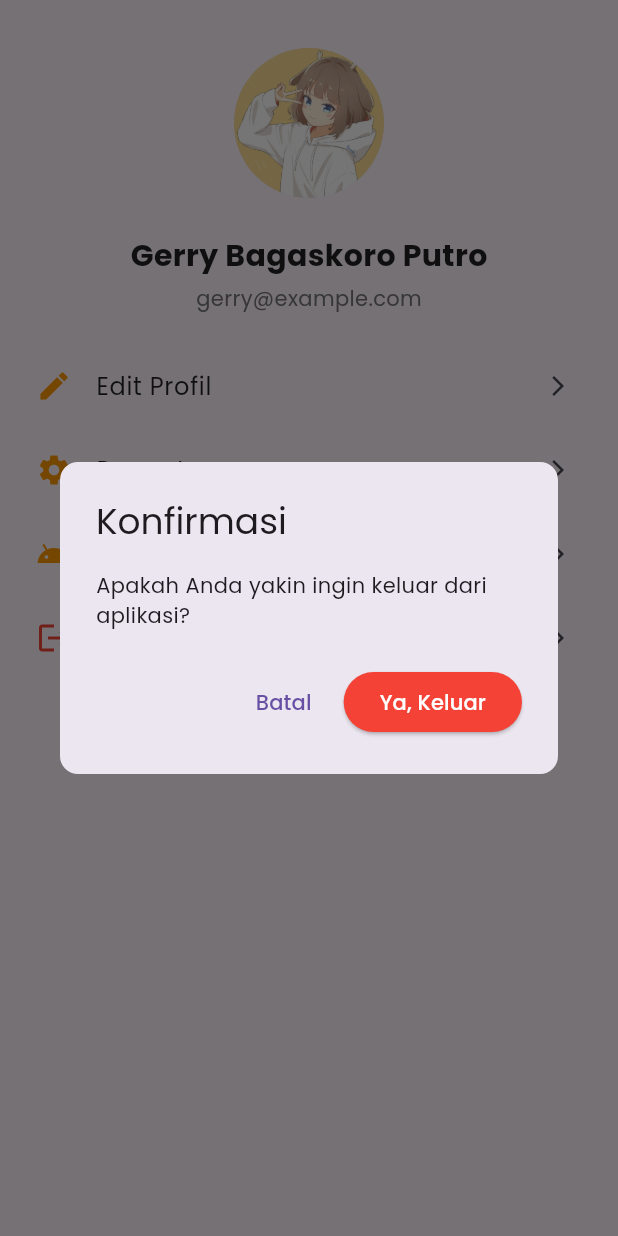
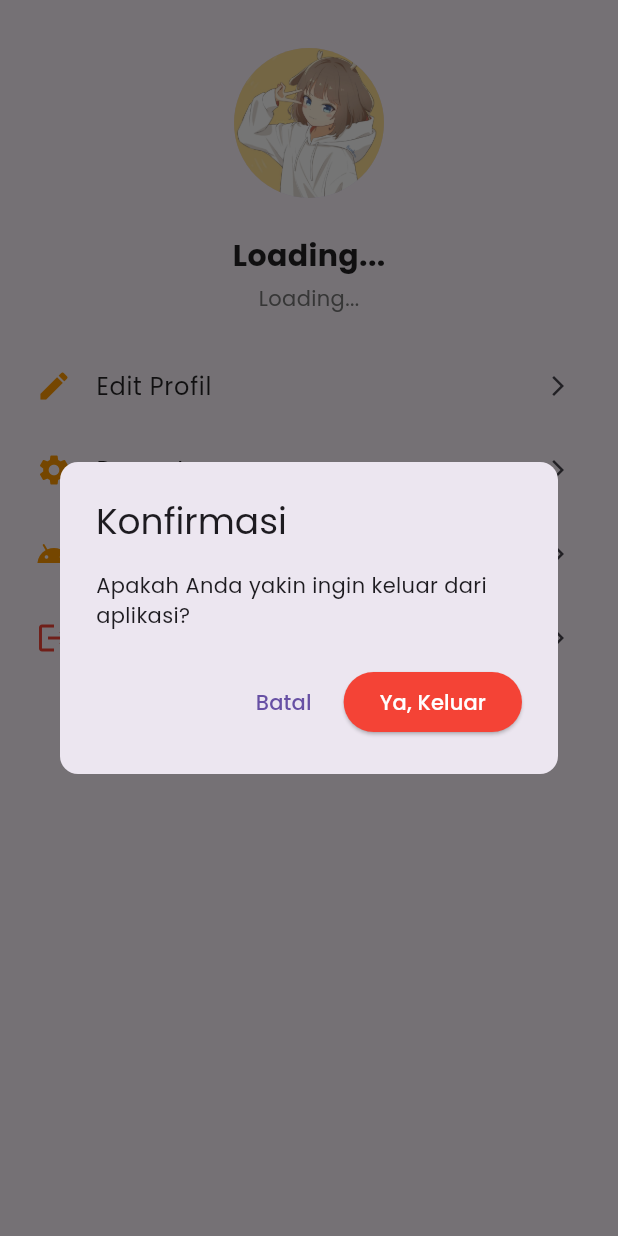
Before and after one commit to gerrybagaskoro/absensi_ppkdjp_b3, a Flutter app: the ProfilePresensi screen opened directly, after a tap on "Keluar", on a phone screen of 412 x 824 dp. Run offline on Flutter 3.47's test engine with Material 3 defaults, Android fonts, the phone set to English and light mode, and no system bars; our stand-ins replace google_fonts, image_picker, introduction_screen, shared_preferences; accounts and stored records are empty.

Commit message:
profil dan model

```diff
--- a/lib/views/profile/profile_presensi.dart
+++ b/lib/views/profile/profile_presensi.dart
@@ -1,3 +1,5 @@
+import 'dart:convert';
+
 import 'package:absensi_ppkdjp_b3/extension/navigation.dart';
 import 'package:absensi_ppkdjp_b3/preference/shared_preference.dart';
 import 'package:absensi_ppkdjp_b3/views/auth/login_presensi.dart';
@@ -14,6 +16,28 @@ class ProfilePresensi extends StatefulWidget {
 }
 
 class _ProfilePresensiState extends State<ProfilePresensi> {
+  String? name;
+  String? email;
+  String? profilePhoto;
+
+  @override
+  void initState() {
+    super.initState();
+    _loadUserData();
+  }
+
+  Future<void> _loadUserData() async {
+    final userDataString = await PreferenceHandler.getUserData();
+    if (userDataString != null) {
+      final data = jsonDecode(userDataString);
+      setState(() {
+        name = data['name'] ?? 'Tidak diketahui';
+        email = data['email'] ?? 'Tidak diketahui';
+        profilePhoto = data['profile_photo'];
+      });
+    }
+  }
+
   void _showLogoutDialog() {
     showDialog(
       context: context,
@@ -26,7 +50,7 @@ class _ProfilePresensiState extends State<ProfilePresensi> {
           content: const Text("Apakah Anda yakin ingin keluar dari aplikasi?"),
           actions: [
             TextButton(
-              onPressed: () => Navigator.pop(context), // ✅ tutup dialog
+              onPressed: () => Navigator.pop(context),
               child: const Text("Batal"),
             ),
             ElevatedButton(
@@ -35,8 +59,8 @@ class _ProfilePresensiState extends State<ProfilePresensi> {
                 foregroundColor: Colors.white,
               ),
               onPressed: () async {
-                Navigator.pop(context); // ✅ tutup dialog dulu
-                await _logout(); // ✅ proses logout
+                Navigator.pop(context);
+                await _logout();
               },
               child: const Text("Ya, Keluar"),
             ),
@@ -47,9 +71,7 @@ class _ProfilePresensiState extends State<ProfilePresensi> {
   }
 
   Future<void> _logout() async {
-    // Hapus semua data kecuali onboarding
     await PreferenceHandler.clearAll();
-
     if (!mounted) return;
 
     ScaffoldMessenger.of(context).showSnackBar(
@@ -59,7 +81,6 @@ class _ProfilePresensiState extends State<ProfilePresensi> {
       ),
     );
 
-    // Arahkan ke login dan hapus semua halaman sebelumnya
     context.pushReplacement(LoginPresensi());
   }
 
@@ -71,14 +92,19 @@ class _ProfilePresensiState extends State<ProfilePresensi> {
         child: Column(
           children: [
             const SizedBox(height: 24),
-            const CircleAvatar(
+            CircleAvatar(
               radius: 50,
-              backgroundImage: AssetImage("assets/images/kano-pfp.jpg"),
+              backgroundImage: profilePhoto != null
+                  ? NetworkImage(
+                      'https://appabsensi.mobileprojp.com/storage/$profilePhoto',
+                    )
+                  : const AssetImage("assets/images/kano-pfp.jpg")
+                        as ImageProvider,
             ),
             const SizedBox(height: 24),
-            const Text(
-              "Gerry Bagaskoro Putro",
-              style: TextStyle(
+            Text(
+              name ?? 'Loading...',
+              style: const TextStyle(
                 fontSize: 20,
                 fontWeight: FontWeight.bold,
                 color: Colors.black87,
@@ -86,7 +112,7 @@ class _ProfilePresensiState extends State<ProfilePresensi> {
             ),
             const SizedBox(height: 4),
             Text(
-              "gerry@example.com",
+              email ?? 'Loading...',
               style: TextStyle(fontSize: 14, color: Colors.grey[600]),
             ),
             const SizedBox(height: 20),
```
Also changed, not shown: lib/model/auth/user_model.dart (+13 -11 lines).
